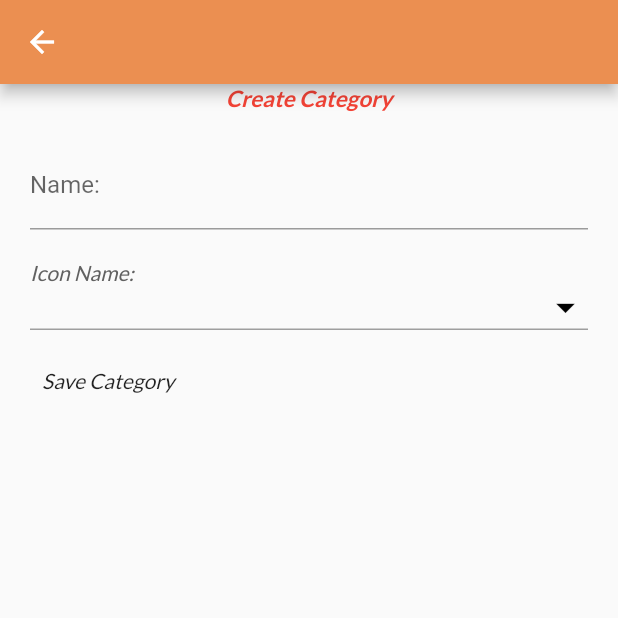
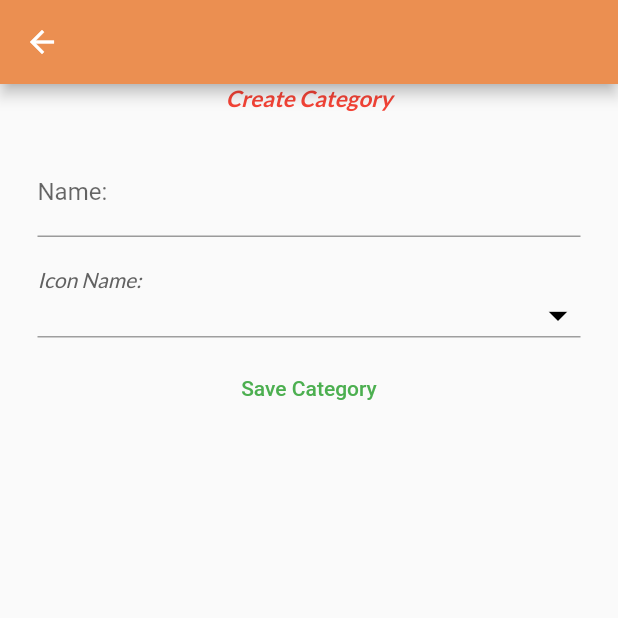
Before and after one commit to RoyAvidar/Flutter_Nestjs, a Flutter app: the AdminCreateCategoryScreen screen opened by its route, on a phone screen of 412 x 824 dp, the top half of it. Run offline on Flutter 3.47's test engine with Material 2 defaults, Android fonts, the phone set to English and light mode, and no system bars; our stand-ins replace adaptive_theme, flutter_settings_screens, graphql_flutter, image_picker, shared_preferences; accounts and stored records are empty; network calls fail.

Commit message:
small changes

```diff
--- a/lib/screens/admin/categories/admin_create_category_screen.dart
+++ b/lib/screens/admin/categories/admin_create_category_screen.dart
@@ -83,7 +83,7 @@ class Admin_CreateCategoryScreenState extends State<AdminCreateCategoryScreen> {
           Form(
             key: _formKey,
             child: Padding(
-              padding: EdgeInsets.all(20),
+              padding: EdgeInsets.all(25),
               child: Column(
                 mainAxisSize: MainAxisSize.min,
                 mainAxisAlignment: MainAxisAlignment.spaceAround,
@@ -156,14 +156,18 @@ class Admin_CreateCategoryScreenState extends State<AdminCreateCategoryScreen> {
                     },
                   ),
                   SizedBox(height: 10),
-                  TextButton(
-                    child: Text(
-                      "Save Category",
-                      style: Theme.of(context).textTheme.bodyText2,
+                  Center(
+                    child: TextButton(
+                      child: Text(
+                        "Save Category",
+                        style: TextStyle(
+                          color: Colors.green,
+                        ),
+                      ),
+                      onPressed: () {
+                        _saveForm();
+                      },
                     ),
-                    onPressed: () {
-                      _saveForm();
-                    },
                   ),
                 ],
               ),
--- a/lib/screens/overview_screen.dart
+++ b/lib/screens/overview_screen.dart
@@ -164,7 +164,7 @@ class _OverviewScreenState extends State<OverviewScreen> {
                 );
                 return Scaffold(
                   appBar: AppBar(
-                    title: const Text('Home'),
+                    title: const Text('Shop'),
                     bottom: TabBar(
                       indicatorWeight: 2.5,
                       indicatorSize: TabBarIndicatorSize.tab,
```
Also changed, not shown: lib/widgets/admin/admin_user_item.dart (+22 -17 lines).
